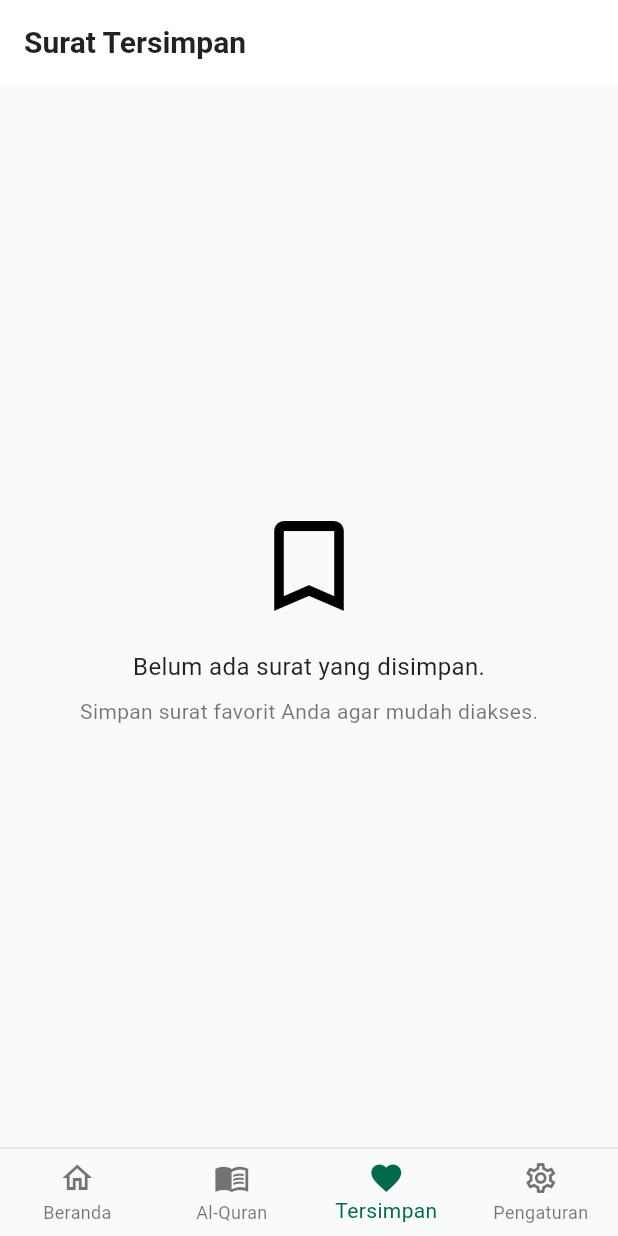
After one commit to nurilabror494-wq/al-quran, a Flutter app: the screen it shows after launch, item 3 of the bottom bar chosen, on a phone screen of 412 x 824 dp. The commit adds this screen. Run offline on Flutter 3.47's test engine with Material 3 defaults, Android fonts, the phone set to English and light mode, and no system bars; our stand-ins replace audio_video_progress_bar, dartz, dio, equatable, flutter_bloc, get_it and 3 more; accounts and stored records are empty; network calls fail.

Commit message:
feat: implement persistent storage with Hive and create primary UI navigation pages

```diff
--- a/lib/data/datasources/local/hive_storage.dart
+++ b/lib/data/datasources/local/hive_storage.dart
@@ -12,6 +12,7 @@ class HiveStorage {
   static const String downloadBoxName = 'download_box';
 
   static const String settingsBoxName = 'settings_box';
+  static const String favoritesBoxName = 'favorites_box';
 
   Future<void> init() async {
     await Hive.initFlutter();
@@ -27,6 +28,7 @@ class HiveStorage {
     await Hive.openBox<Map>(lastReadBoxName);
     await Hive.openBox<String>(downloadBoxName);
     await Hive.openBox(settingsBoxName);
+    await Hive.openBox<List>(favoritesBoxName);
   }
 
   Future<void> saveSurahs(List<SurahModel> surahs) async {
@@ -105,4 +107,29 @@ class HiveStorage {
     final box = Hive.box(settingsBoxName);
     return box.get(key, defaultValue: defaultValue);
   }
+
+  // --- Favorites ---
+  Future<void> toggleFavorite(int nomorSurah) async {
+    final box = Hive.box<List>(favoritesBoxName);
+    List<int> favs = getFavorites();
+    if (favs.contains(nomorSurah)) {
+      favs.remove(nomorSurah);
+    } else {
+      favs.add(nomorSurah);
+    }
+    await box.put('fav_surahs', favs);
+  }
+
+  bool isFavorite(int nomorSurah) {
+    return getFavorites().contains(nomorSurah);
+  }
+
+  List<int> getFavorites() {
+    final box = Hive.box<List>(favoritesBoxName);
+    final data = box.get('fav_surahs');
+    if (data != null) {
+      return data.cast<int>();
+    }
+    return [];
+  }
 }
--- /dev/null
+++ b/lib/presentation/pages/favorite_surahs_page.dart
@@ -0,0 +1,146 @@
+import 'package:flutter/material.dart';
+import 'package:hive_flutter/hive_flutter.dart';
+import '../../core/di/injection.dart';
+import '../../data/datasources/local/hive_storage.dart';
+import 'surah_detail_page.dart';
+
+class FavoriteSurahsPage extends StatefulWidget {
+  const FavoriteSurahsPage({super.key});
+
+  @override
+  State<FavoriteSurahsPage> createState() => _FavoriteSurahsPageState();
+}
+
+class _FavoriteSurahsPageState extends State<FavoriteSurahsPage> {
+  void _refresh() {
+    setState(() {});
+  }
+
+  @override
+  Widget build(BuildContext context) {
+    return Scaffold(
+      appBar: AppBar(
+        title: const Text('Surat Tersimpan', style: TextStyle(fontWeight: FontWeight.w600, fontSize: 20)),
+        elevation: 0,
+      ),
+      body: ValueListenableBuilder(
+        valueListenable: Hive.box<List>(HiveStorage.favoritesBoxName).listenable(keys: ['fav_surahs']),
+        builder: (context, Box<List> box, _) {
+          final favIds = sl<HiveStorage>().getFavorites();
+          if (favIds.isEmpty) {
+            return _buildEmptyState();
+          }
+
+          final allSurahs = sl<HiveStorage>().getSurahs() ?? [];
+          final favSurahs = allSurahs.where((s) => favIds.contains(s.nomor)).toList();
+
+          if (favSurahs.isEmpty) {
+            return _buildEmptyState();
+          }
+
+          return ListView.separated(
+            padding: const EdgeInsets.symmetric(horizontal: 16, vertical: 16),
+            itemCount: favSurahs.length,
+            separatorBuilder: (context, index) => const SizedBox(height: 8),
+            itemBuilder: (context, index) {
+              final surah = favSurahs[index];
+              return InkWell(
+                borderRadius: BorderRadius.circular(12),
+                onTap: () async {
+                  await Navigator.push(
+                    context,
+                    MaterialPageRoute(
+                      builder: (context) => SurahDetailPage(
+                        nomorSurah: surah.nomor,
+                        namaSurah: surah.namaLatin,
+                      ),
+                    ),
+                  );
+                  _refresh();
+                },
+                child: Container(
+                  padding: const EdgeInsets.all(16),
+                  decoration: BoxDecoration(
+                    color: Theme.of(context).cardColor,
+                    borderRadius: BorderRadius.circular(12),
+                    border: Border.all(
+                      color: Theme.of(context).dividerColor.withOpacity(0.05),
+                    ),
+                  ),
+                  child: Row(
+                    children: [
+                      Container(
+                        width: 44,
+                        height: 44,
+                        alignment: Alignment.center,
+                        decoration: BoxDecoration(
+                          color: Theme.of(context).scaffoldBackgroundColor,
+                          borderRadius: BorderRadius.circular(8),
+                        ),
+                        child: Text(
+                          surah.nomor.toString(),
+                          style: TextStyle(
+                            fontWeight: FontWeight.bold,
+                            color: Theme.of(context).primaryColor,
+                            fontSize: 16,
+                          ),
+                        ),
+                      ),
+                      const SizedBox(width: 16),
+                      Expanded(
+                        child: Column(
+                          crossAxisAlignment: CrossAxisAlignment.start,
+                          children: [
+                            Text(
+                              surah.namaLatin,
+                              style: const TextStyle(fontWeight: FontWeight.bold, fontSize: 16),
+                            ),
+                            const SizedBox(height: 4),
+                            Text(
+                              '${surah.arti} • ${surah.jumlahAyat} Ayat',
+                              style: TextStyle(
+                                fontSize: 13,
+                                color: Theme.of(context).textTheme.bodySmall?.color,
+                              ),
+                            ),
+                          ],
+                        ),
+                      ),
+                      IconButton(
+                        icon: const Icon(Icons.favorite, color: Colors.red),
+                        onPressed: () {
+                          sl<HiveStorage>().toggleFavorite(surah.nomor);
+                        },
+                      ),
+                    ],
+                  ),
+                ),
+              );
+            },
+          );
+        },
+      ),
+    );
+  }
+
+  Widget _buildEmptyState() {
+    return Center(
+      child: Column(
+        mainAxisAlignment: MainAxisAlignment.center,
+        children: [
+          Icon(Icons.bookmark_border, size: 80, color: Theme.of(context).dividerColor),
+          const SizedBox(height: 16),
+          const Text(
+            'Belum ada surat yang disimpan.',
+            style: TextStyle(fontSize: 16),
+          ),
+          const SizedBox(height: 8),
+          Text(
+            'Simpan surat favorit Anda agar mudah diakses.',
+            style: TextStyle(color: Theme.of(context).textTheme.bodySmall?.color),
+          ),
+        ],
+      ),
+    );
+  }
+}
--- a/lib/presentation/pages/main_page.dart
+++ b/lib/presentation/pages/main_page.dart
@@ -8,6 +8,7 @@ import '../bloc/surah_list/surah_list_event.dart';
 import 'surah_list_page.dart';
 import 'settings_page.dart';
 import 'surah_detail_page.dart';
+import 'favorite_surahs_page.dart';
 
 class MainPage extends StatefulWidget {
   const MainPage({super.key});
@@ -22,6 +23,7 @@ class _MainPageState extends State<MainPage> {
   final List<Widget> _pages = [
     const HomePage(),
     const SurahListPage(),
+    const FavoriteSurahsPage(),
     const SettingsPage(),
   ];
 
@@ -43,6 +45,7 @@ class _MainPageState extends State<MainPage> {
         ),
         child: BottomNavigationBar(
           elevation: 0,
+          type: BottomNavigationBarType.fixed,
           backgroundColor: Theme.of(context).scaffoldBackgroundColor,
           selectedItemColor: Theme.of(context).primaryColor,
           unselectedItemColor: Theme.of(context).textTheme.bodySmall?.color,
@@ -62,6 +65,11 @@ class _MainPageState extends State<MainPage> {
               icon: Icon(Icons.menu_book_outlined),
               activeIcon: Icon(Icons.menu_book),
               label: 'Al-Quran',
+            ),
+            BottomNavigationBarItem(
+              icon: Icon(Icons.favorite_outline),
+              activeIcon: Icon(Icons.favorite),
+              label: 'Tersimpan',
             ),
             BottomNavigationBarItem(
               icon: Icon(Icons.settings_outlined),
```
Also changed, not shown: lib/presentation/pages/surah_detail_page.dart (+17 -0 lines).
